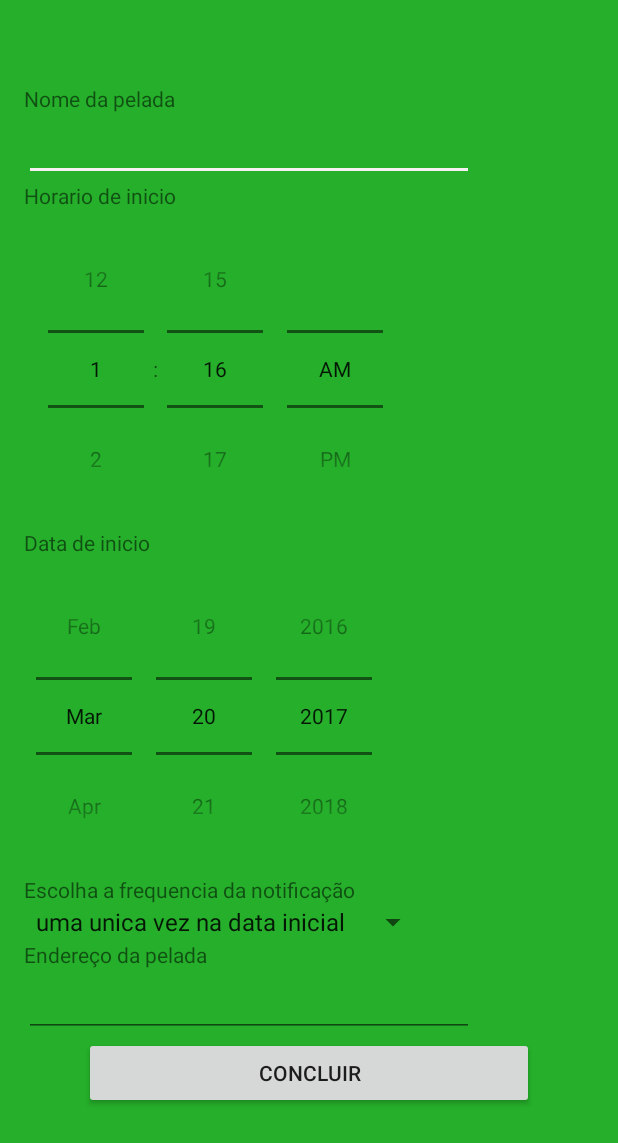
After one commit to alanfialho/PeladaFC, an Android app: the layout activity_criar_pelada.xml on its own in the app's theme, with its tools: preview values and no code run, on a phone screen of 412 x 824 dp. The commit adds this screen. Shown: the top 1143 px of the screen. Run offline under Robolectric (Android 15) with nearby library versions, the phone set to English and light mode, and no system bars.

Commit message:
criar pelada acivity

```diff
--- a/app/src/main/AndroidManifest.xml
+++ b/app/src/main/AndroidManifest.xml
@@ -10,20 +10,20 @@
         android:label="@string/app_name"
         android:supportsRtl="true"
         android:theme="@style/AppTheme">
-        <activity android:name=".view.AutenticarContaActivity">
+        <activity android:name=".view.CriarPeladaActivity">
             <intent-filter>
                 <action android:name="android.intent.action.MAIN" />
 
                 <category android:name="android.intent.category.LAUNCHER" />
             </intent-filter>
         </activity>
-
         <activity android:name=".view.CriarContaActivity">
             <intent-filter>
                 <category android:name="android.intent.category.DEFAULT" />
             </intent-filter>
         </activity>
+        <!-- <activity android:name=".view.CriarPeladaActivity"></activity> -->
+        <activity android:name=".view.CriarPeladaNotificacaoActivity"></activity>
     </application>
 
-
 </manifest>
--- a/app/src/main/java/com/br/peladafc/view/AutenticarContaActivity.java
+++ b/app/src/main/java/com/br/peladafc/view/AutenticarContaActivity.java
@@ -43,14 +43,14 @@ public class AutenticarContaActivity extends BaseActivity {
         return etSenha.getText().toString();
     }
 
-    protected void entrarOnClick(View view){
+    protected void btEntrarOnClick(View view){
 
         if(FormValidator.validate(this, new SimpleErrorPopupCallback(this, true))){
             controller.ExecutarAutenticarConta();
         }
     }
 
-    protected void criarContaOnClick(View view){
+    protected void tvCriarContaOnClick(View view){
 
         Intent intent = new Intent(this, CriarContaActivity.class);
         startActivity(intent);
--- a/app/src/main/res/layout/activity_autenticar_conta.xml
+++ b/app/src/main/res/layout/activity_autenticar_conta.xml
@@ -36,7 +36,7 @@
         android:layout_centerHorizontal="true"
         android:layout_marginTop="245dp"
         android:text="Entrar"
-        android:onClick="entrarOnClick" />
+        android:onClick="btEntrarOnClick" />
 
     <TextView
         android:id="@+id/tvCriarConta"
@@ -45,7 +45,7 @@
         android:layout_centerHorizontal="true"
         android:layout_marginTop="315dp"
         android:text="Não possui uma conta, clique aqui"
-        android:onClick="criarContaOnClick" />
+        android:onClick="tvCriarContaOnClick" />
 
 
 </RelativeLayout>
--- /dev/null
+++ b/app/src/main/res/layout/activity_criar_pelada.xml
@@ -0,0 +1,111 @@
+<?xml version="1.0" encoding="utf-8"?>
+<RelativeLayout xmlns:android="http://schemas.android.com/apk/res/android"
+    xmlns:tools="http://schemas.android.com/tools"
+    android:id="@+id/activity_criar_pelada"
+    android:layout_width="match_parent"
+    android:layout_height="match_parent"
+    android:paddingBottom="@dimen/activity_vertical_margin"
+    android:paddingLeft="@dimen/activity_horizontal_margin"
+    android:paddingRight="@dimen/activity_horizontal_margin"
+    android:paddingTop="@dimen/activity_vertical_margin"
+    android:background="@color/colorBackground"
+    tools:context="com.br.peladafc.view.CriarPeladaActivity">
+
+   <ScrollView
+    android:layout_width="fill_parent"
+    android:layout_height="fill_parent" >
+
+       <RelativeLayout
+       android:layout_width="fill_parent"
+       android:layout_height="fill_parent"
+       android:id="@+id/rlCriarPeladaActivity"    >
+
+           <TextView
+                android:id="@+id/tvNome"
+                android:layout_height="wrap_content"
+                android:layout_width="wrap_content"
+                android:layout_marginTop="40dp"
+                android:text="Nome da pelada"/>
+
+
+           <EditText
+                android:id="@+id/etNome"
+                android:layout_width="300dp"
+                android:layout_height="wrap_content"
+                android:layout_below="@+id/tvNome"/>
+
+            <TextView
+                android:id="@+id/tvHorario"
+                android:layout_height="wrap_content"
+                android:layout_width="wrap_content"
+                android:layout_alignLeft="@id/etNome"
+                android:layout_below="@id/etNome"
+                android:text="Horario de inicio"/>
+
+            <TimePicker
+                android:id="@+id/tpHorario"
+                android:layout_width="wrap_content"
+                android:layout_height="wrap_content"
+                android:layout_below="@id/tvHorario"
+                android:timePickerMode="spinner"/>
+
+            <TextView
+                android:id="@+id/tvData"
+                android:layout_height="wrap_content"
+                android:layout_width="wrap_content"
+                android:layout_below="@id/tpHorario"
+                android:layout_alignLeft="@id/etNome"
+                android:text="Data de inicio"/>
+
+            <DatePicker
+                android:id="@+id/dpDataInicio"
+                android:layout_width="wrap_content"
+                android:layout_height="wrap_content"
+                android:layout_below="@id/tvData"
+                android:layout_alignLeft="@id/etNome"
+                android:calendarViewShown="false"
+                android:datePickerMode="spinner"/>
+
+           <TextView
+               android:id="@+id/tvNotificacao"
+               android:layout_height="wrap_content"
+               android:layout_width="wrap_content"
+               android:layout_below="@id/dpDataInicio"
+               android:text="Escolha a frequencia da notificação"/>
+
+
+           <Spinner
+               android:id="@+id/spnNotificacao"
+               android:layout_width="wrap_content"
+               android:layout_height="wrap_content"
+               android:layout_below="@id/tvNotificacao"
+               android:entries="@array/spnNotificacaoList"/>
+
+           <TextView
+               android:id="@+id/tvLocalizacao"
+               android:layout_height="wrap_content"
+               android:layout_width="wrap_content"
+               android:layout_below="@id/spnNotificacao"
+               android:text="Endereço da pelada"/>
+
+           <EditText
+               android:id="@+id/etLocalizacao"
+               android:layout_width="300dp"
+               android:layout_height="wrap_content"
+               android:layout_below="@id/tvLocalizacao"/>
+
+           <Button
+               android:id="@+id/btConcluir"
+               android:layout_height="wrap_content"
+               android:layout_width="300dp"
+               android:layout_centerHorizontal="true"
+               android:layout_below="@id/etLocalizacao"
+               android:text="Concluir"
+               android:onClick="btConcluirOnClick" />
+
+
+       </RelativeLayout>
+
+   </ScrollView>
+
+</RelativeLayout>
--- a/app/src/main/res/values/colors.xml
+++ b/app/src/main/res/values/colors.xml
@@ -2,6 +2,7 @@
 <resources>
     <color name="colorPrimary">#3F51B5</color>
     <color name="colorPrimaryDark">#166b19</color>
-    <color name="colorAccent">#FF4081</color>
+    <color name="colorAccent">#f7f1f3</color>
     <color name="colorBackground">#25af2a</color>
+    <color name="colorBackgroundPopUp">#02d11a</color>
 </resources>
--- a/app/src/main/res/values/strings.xml
+++ b/app/src/main/res/values/strings.xml
@@ -5,4 +5,21 @@
     <string name="validation_required">campo obrigatório</string>
     <string name="validation_email">por favor, insira um email válido</string>
     <string name="validation_min_lenght_6">este campo deve conter no minimo 6 caracteres</string>
+    <string name="spnNotificacaoPrompt">Selecione os dias da semana que ocorre a pelada</string>
+
+    <string-array name="spnNotificacaoList">
+        <item>uma unica vez na data inicial</item>
+        <item>diaria</item>
+        <item>semanal</item>
+    </string-array>
+
+    <string-array name="lvSemanaList">
+        <item>Segunda - Feira</item>
+        <item>Terça - Feira</item>
+        <item>Quarta - Feira</item>
+        <item>Quinta - Feira</item>
+        <item>Sexta - Feira</item>
+        <item>Sabado</item>
+        <item>Domingo</item>
+    </string-array>
 </resources>
```
Also changed, not shown: app/src/main/java/com/br/peladafc/view/CriarPeladaActivity.java (added, +74 -0 lines), app/src/main/java/com/br/peladafc/view/DiasSemanaActivity.java (added, +14 -0 lines), app/src/main/res/layout/activity_dias_semana.xml (added, +75 -0 lines).
